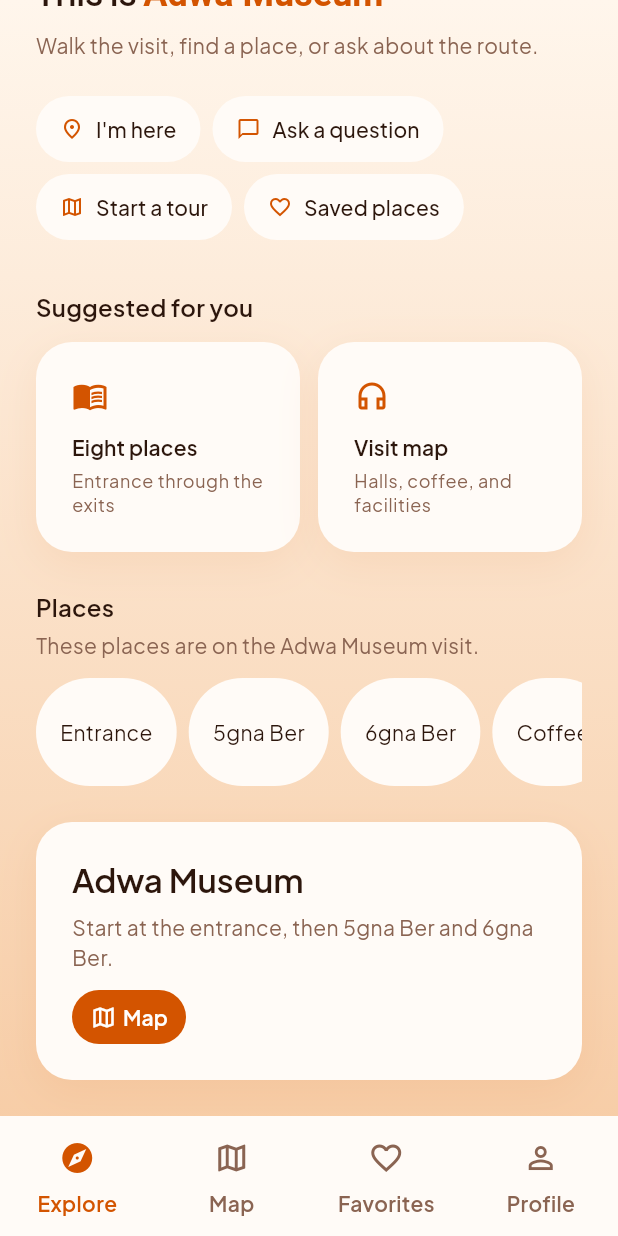
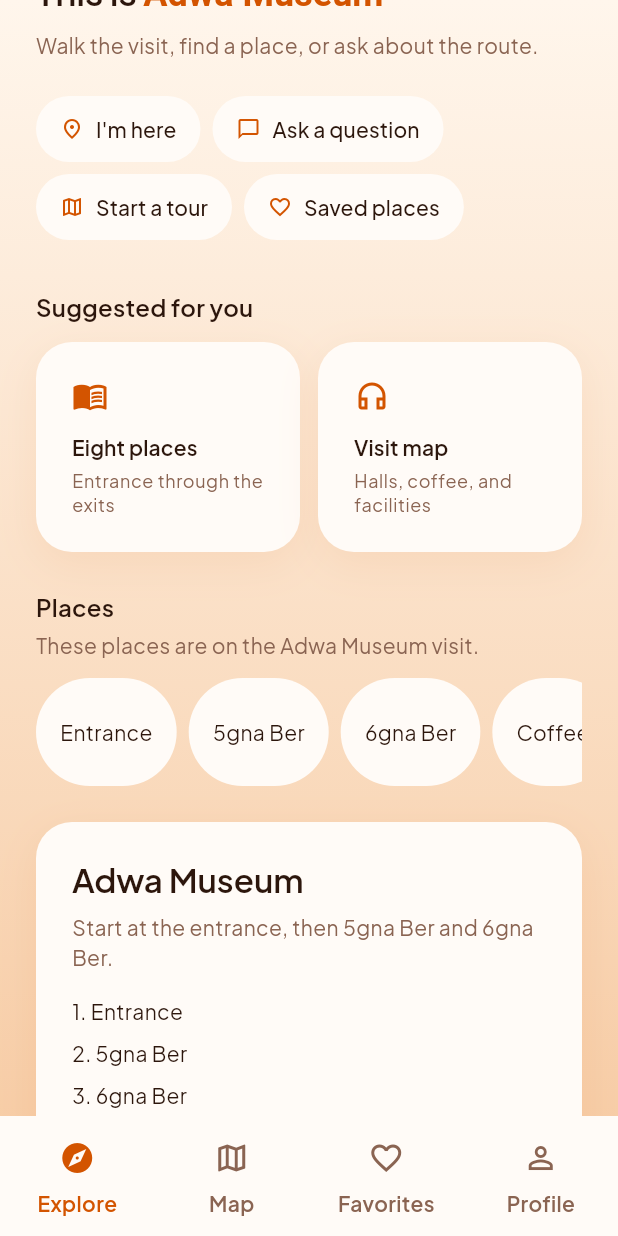
Before and after one commit to mr-Ayalk/Negarit_AI_Mobile_App, a Flutter app: the screen it shows after launch, scrolled down 86 dp, on a phone screen of 412 x 824 dp. Run offline on Flutter 3.47's test engine with Material 3 defaults, Android fonts, the phone set to English and light mode, and no system bars; our stand-ins replace flutter_riverpod, go_router, google_maps_flutter, shared_preferences.

Commit message:
feat(mobile): list a visit order from the entrance to the exits
Interests on the phone replace the two halls. The order is not a measured route.

Co-authored-by: Cursor <cursoragent@cursor.com>

```diff
--- a/mobile/lib/features/explore/presentation/explore_screen.dart
+++ b/mobile/lib/features/explore/presentation/explore_screen.dart
@@ -11,6 +11,7 @@ import 'package:negarit_mobile/features/beacons/presentation/presence_sheet.dart
 import 'package:negarit_mobile/features/visit/data/interests_controller.dart';
 import 'package:negarit_mobile/features/visit/data/saved_places_controller.dart';
 import 'package:negarit_mobile/features/visit/data/visit_places.dart';
+import 'package:negarit_mobile/features/visit/data/visit_plan.dart';
 import 'package:negarit_mobile/l10n/app_localizations.dart';
 
 class ExploreScreen extends ConsumerWidget {
@@ -221,7 +222,11 @@ class ExploreScreen extends ConsumerWidget {
           ),
         ),
         const SizedBox(height: NegaritSpacing.lg),
-        _TourCard(l10n: l10n),
+        _TourCard(
+          l10n: l10n,
+          languageCode: languageCode,
+          interests: interests,
+        ),
       ],
     );
   }
@@ -263,13 +268,20 @@ class _Suggestion extends StatelessWidget {
 }
 
 class _TourCard extends StatelessWidget {
-  const _TourCard({required this.l10n});
+  const _TourCard({
+    required this.l10n,
+    required this.languageCode,
+    required this.interests,
+  });
 
   final AppLocalizations l10n;
+  final String languageCode;
+  final List<String> interests;
 
   @override
   Widget build(BuildContext context) {
     final textTheme = Theme.of(context).textTheme;
+    final plan = visitPlan(interests);
     return DecoratedBox(
       decoration: BoxDecoration(
         color: NegaritColors.surface,
@@ -300,8 +312,29 @@ class _TourCard extends StatelessWidget {
                   ),
                   const SizedBox(height: NegaritSpacing.xs),
                   Text(
-                    l10n.tourBody,
+                    interests.isEmpty ? l10n.tourBody : l10n.tourInterests,
                     style: textTheme.bodyMedium?.copyWith(
+                      color: NegaritColors.textSecondary,
+                    ),
+                  ),
+                  const SizedBox(height: NegaritSpacing.sm),
+                  for (var index = 0; index < plan.length; index++)
+                    InkWell(
+                      onTap: () => context.push('/place/${plan[index].slug}'),
+                      child: Padding(
+                        padding: const EdgeInsets.symmetric(
+                          vertical: NegaritSpacing.xxs,
+                        ),
+                        child: Text(
+                          '${index + 1}. ${plan[index].nameFor(languageCode)}',
+                          style: textTheme.bodyMedium,
+                        ),
+                      ),
+                    ),
+                  const SizedBox(height: NegaritSpacing.xs),
+                  Text(
+                    l10n.tourOrder,
+                    style: textTheme.bodySmall?.copyWith(
                       color: NegaritColors.textSecondary,
                     ),
                   ),
--- /dev/null
+++ b/mobile/lib/features/visit/data/visit_plan.dart
@@ -0,0 +1,18 @@
+import 'package:negarit_mobile/features/visit/data/visit_places.dart';
+
+/// Visit order for Adwa. Entrance first, then matching places, then the exits.
+/// An empty interest list uses the two halls. This is not a measured route.
+List<VisitPlace> visitPlan(Iterable<String> interests) {
+  final chosen = placesForInterests(interests);
+  final middle = chosen.isEmpty
+      ? <VisitPlace>[
+          placeBySlug('5gna-ber')!,
+          placeBySlug('6gna-ber')!,
+        ]
+      : chosen;
+  return <VisitPlace>[
+    placeBySlug('entrance')!,
+    ...middle,
+    placeBySlug('exits')!,
+  ];
+}
--- a/mobile/lib/l10n/app_am.arb
+++ b/mobile/lib/l10n/app_am.arb
@@ -31,6 +31,8 @@
   "notLoaded": "አልተጫነም",
   "tourTitle": "የአድዋ ሙዚየም",
   "tourBody": "ከመግቢያ ይጀምሩ፣ ከዚያ 5ኛ ቤር እና 6ኛ ቤር።",
+  "tourOrder": "ይህ ቅደም ተከተል የተለካ መንገድ አይደለም።",
+  "tourInterests": "ይህ ጉብኝት የእርስዎን ፍላጎት ይከተላል።",
   "playAudio": "ድምጽ ያጫውቱ",
   "audioUnavailable": "ድምጽ በዚህ መሣሪያ ላይ እስካሁን የለም።",
   "openMap": "ካርታ",
--- a/mobile/lib/l10n/app_ar.arb
+++ b/mobile/lib/l10n/app_ar.arb
@@ -31,6 +31,8 @@
   "notLoaded": "غير محمّل",
   "tourTitle": "متحف عدوا",
   "tourBody": "ابدأ من المدخل، ثم القاعة الخامسة والقاعة السادسة.",
+  "tourOrder": "هذا الترتيب ليس مساراً مقيساً.",
+  "tourInterests": "تتبع هذه الزيارة اهتماماتك.",
   "playAudio": "تشغيل الصوت",
   "audioUnavailable": "الصوت غير موجود على هذا الجهاز بعد.",
   "openMap": "الخريطة",
--- a/mobile/lib/l10n/app_en.arb
+++ b/mobile/lib/l10n/app_en.arb
@@ -32,6 +32,8 @@
   "notLoaded": "Not loaded",
   "tourTitle": "Adwa Museum",
   "tourBody": "Start at the entrance, then 5gna Ber and 6gna Ber.",
+  "tourOrder": "This order is not a measured route.",
+  "tourInterests": "This visit follows your interests.",
   "playAudio": "Play audio",
   "audioUnavailable": "Audio is not on this device yet.",
   "openMap": "Map",
--- a/mobile/lib/l10n/app_localizations.dart
+++ b/mobile/lib/l10n/app_localizations.dart
@@ -285,6 +285,18 @@ abstract class AppLocalizations {
   /// In en, this message translates to:
   /// **'Start at the entrance, then 5gna Ber and 6gna Ber.'**
   String get tourBody;
+
+  /// No description provided for @tourOrder.
+  ///
+  /// In en, this message translates to:
+  /// **'This order is not a measured route.'**
+  String get tourOrder;
+
+  /// No description provided for @tourInterests.
+  ///
+  /// In en, this message translates to:
+  /// **'This visit follows your interests.'**
+  String get tourInterests;
 
   /// No description provided for @playAudio.
   ///
--- a/mobile/lib/l10n/app_localizations_am.dart
+++ b/mobile/lib/l10n/app_localizations_am.dart
@@ -103,6 +103,12 @@ class AppLocalizationsAm extends AppLocalizations {
 
   @override
   String get tourBody => 'ከመግቢያ ይጀምሩ፣ ከዚያ 5ኛ ቤር እና 6ኛ ቤር።';
+
+  @override
+  String get tourOrder => 'ይህ ቅደም ተከተል የተለካ መንገድ አይደለም።';
+
+  @override
+  String get tourInterests => 'ይህ ጉብኝት የእርስዎን ፍላጎት ይከተላል።';
 
   @override
   String get playAudio => 'ድምጽ ያጫውቱ';
--- a/mobile/lib/l10n/app_localizations_ar.dart
+++ b/mobile/lib/l10n/app_localizations_ar.dart
@@ -105,6 +105,12 @@ class AppLocalizationsAr extends AppLocalizations {
 
   @override
   String get tourBody => 'ابدأ من المدخل، ثم القاعة الخامسة والقاعة السادسة.';
+
+  @override
+  String get tourOrder => 'هذا الترتيب ليس مساراً مقيساً.';
+
+  @override
+  String get tourInterests => 'تتبع هذه الزيارة اهتماماتك.';
 
   @override
   String get playAudio => 'تشغيل الصوت';
--- a/mobile/lib/l10n/app_localizations_en.dart
+++ b/mobile/lib/l10n/app_localizations_en.dart
@@ -105,6 +105,12 @@ class AppLocalizationsEn extends AppLocalizations {
 
   @override
   String get tourBody => 'Start at the entrance, then 5gna Ber and 6gna Ber.';
+
+  @override
+  String get tourOrder => 'This order is not a measured route.';
+
+  @override
+  String get tourInterests => 'This visit follows your interests.';
 
   @override
   String get playAudio => 'Play audio';
```
Also changed, not shown: 5 other files.
